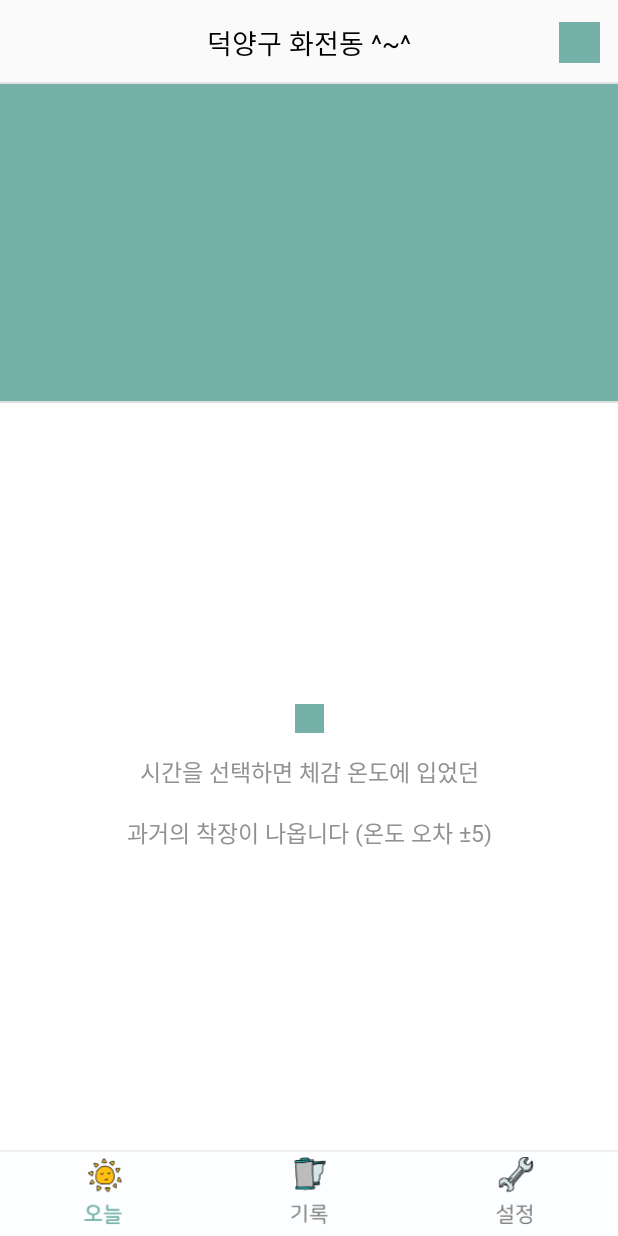
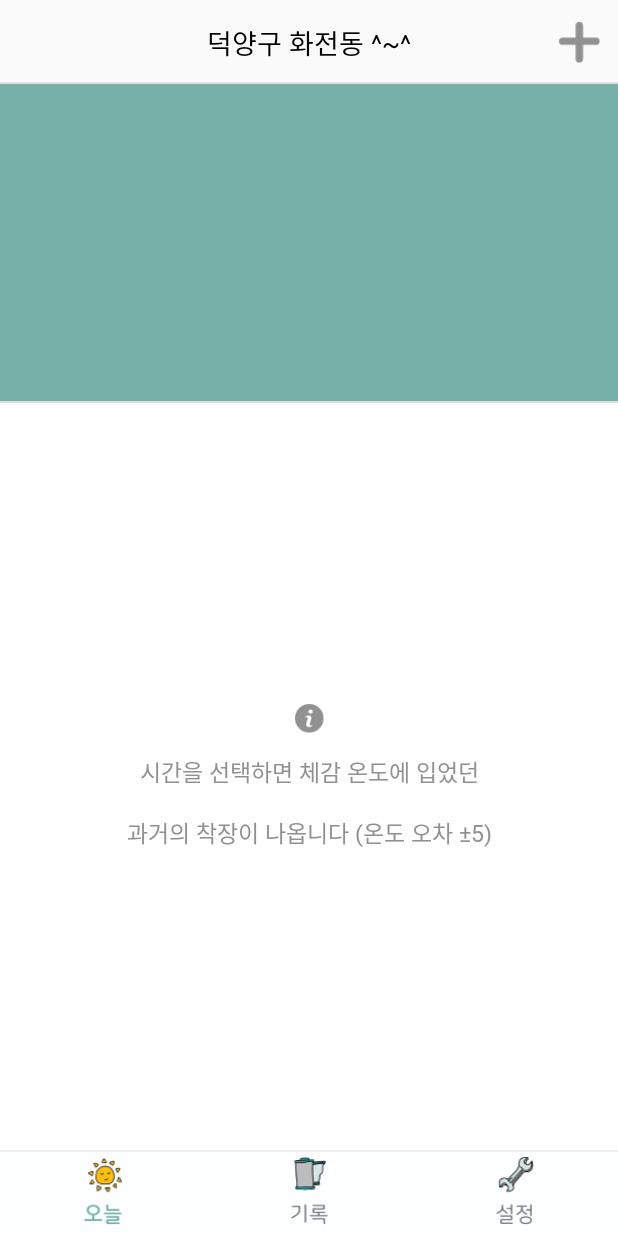
Before and after one commit to sovovy/MyCloset, an Android app: the screen it shows after launch (MainActivity), on a phone screen of 412 x 824 dp. Run offline under Robolectric (Android 15) with nearby library versions, the phone set to English and light mode, and no system bars.

Commit message:
오늘탭 이미지 적용

```diff
--- a/app/src/main/res/layout/fragment_today.xml
+++ b/app/src/main/res/layout/fragment_today.xml
@@ -28,7 +28,7 @@
             app:layout_constraintBottom_toBottomOf="parent"
             app:layout_constraintEnd_toEndOf="parent"
             android:layout_marginRight="12dp"
-            android:background="@color/colorPrimaryDark"/>
+            android:background="@drawable/icon_plus"/>
         <View
             android:layout_width="match_parent"
             android:layout_height="1dp"
@@ -71,7 +71,7 @@
             app:layout_constraintStart_toStartOf="parent"
             app:layout_constraintEnd_toEndOf="parent"
             app:layout_constraintBottom_toTopOf="@+id/today_info_tv"
-            android:background="@color/colorPrimaryDark"/>
+            android:background="@drawable/icon_info"/>
         <TextView
             android:id="@+id/today_info_tv"
             android:layout_width="wrap_content"
```
Also changed, not shown: app/src/main/res/drawable-hdpi/icon_info.png (added), app/src/main/res/drawable-hdpi/icon_plus.png (added), app/src/main/res/drawable-mdpi/icon_info.png (added), app/src/main/res/drawable-mdpi/icon_plus.png (added), app/src/main/res/drawable-xhdpi/icon_info.png (added), app/src/main/res/drawable-xhdpi/icon_plus.png (added), app/src/main/res/drawable-xxhdpi/icon_info.png (added), app/src/main/res/drawable-xxhdpi/icon_plus.png (added), app/src/main/res/drawable-xxxhdpi/icon_info.png (added), app/src/main/res/drawable-xxxhdpi/icon_plus.png (added).
